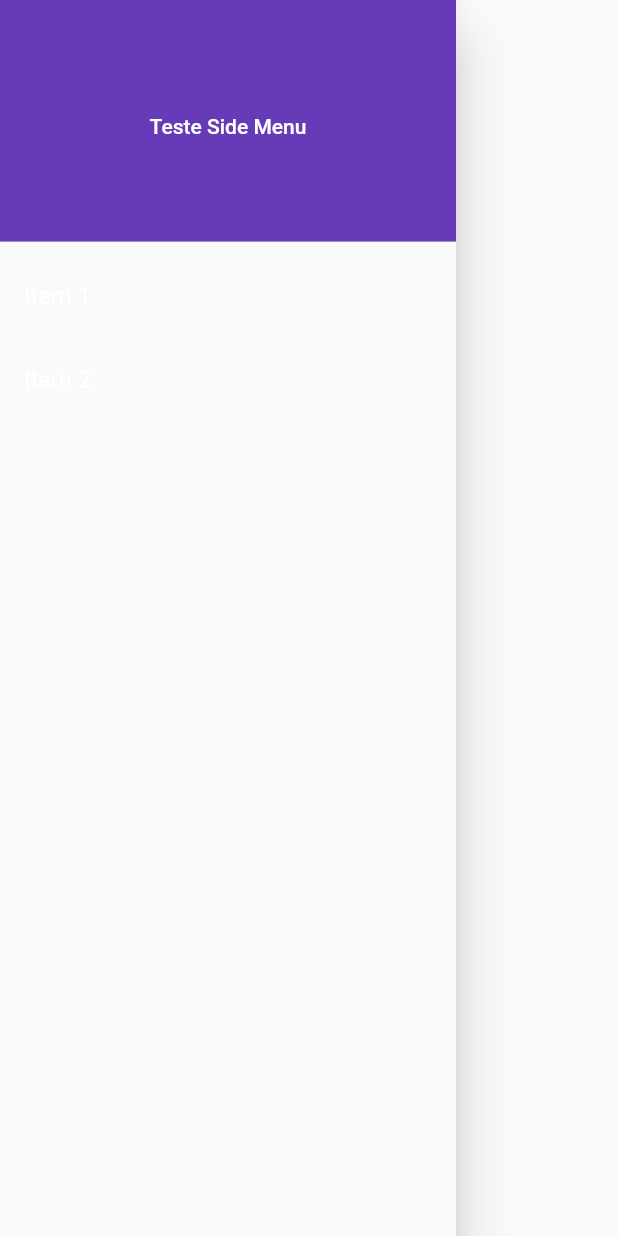
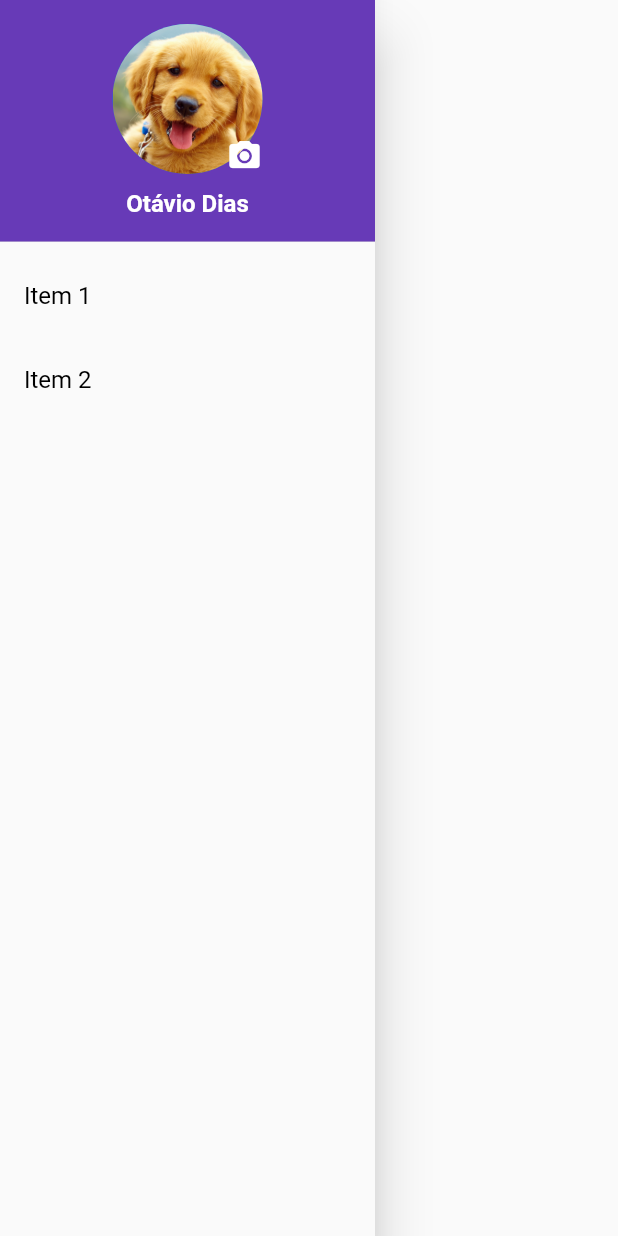
Before and after one commit to taviodias/burger_ui, a Flutter app: the SideMenu widget shown alone on an empty page, opened directly, on a phone screen of 412 x 824 dp. Run offline on Flutter 3.47's test engine with Material 2 defaults, Android fonts, the phone set to English and light mode, and no system bars; our stand-ins replace flutter_svg, material_design_icons_flutter.

Commit message:
updating drawer

```diff
--- a/lib/screens/new_home/side_menu.dart
+++ b/lib/screens/new_home/side_menu.dart
@@ -6,6 +6,7 @@ class SideMenu extends StatelessWidget {
   @override
   Widget build(BuildContext context) {
     return Drawer(
+      width: 250,
       child: ListView(
         padding: EdgeInsets.zero,
         children: [
@@ -14,16 +15,38 @@ class SideMenu extends StatelessWidget {
               color: Colors.deepPurple,
             ),
             child: Center(
-              child: Text("Teste Side Menu"),
+              child: Column(
+                children: [
+                  CircleAvatar(
+                    backgroundImage: AssetImage('assets/images/image.jpg'),
+                    radius: 50,
+                    child: Container(
+                      alignment: Alignment.bottomRight,
+                      child: Icon(Icons.camera_alt),
+                    ),
+                  ),
+                  SizedBox(height: 10),
+                  Text(
+                    'Otávio Dias',
+                    style: TextStyle(fontSize: 16, fontWeight: FontWeight.bold),
+                  ),
+                ],
+              ),
             ),
           ),
           ListTile(
-            title: Text('Item 1'),
-            onTap: () {},
+            title: Text(
+              'Item 1',
+              style: TextStyle(color: Colors.black),
+            ),
+            onTap: () => Navigator.pop(context),
           ),
           ListTile(
-            title: Text('Item 2'),
-            onTap: () {},
+            title: Text(
+              'Item 2',
+              style: TextStyle(color: Colors.black),
+            ),
+            onTap: () => Navigator.pop(context),
           ),
         ],
       ),
```
